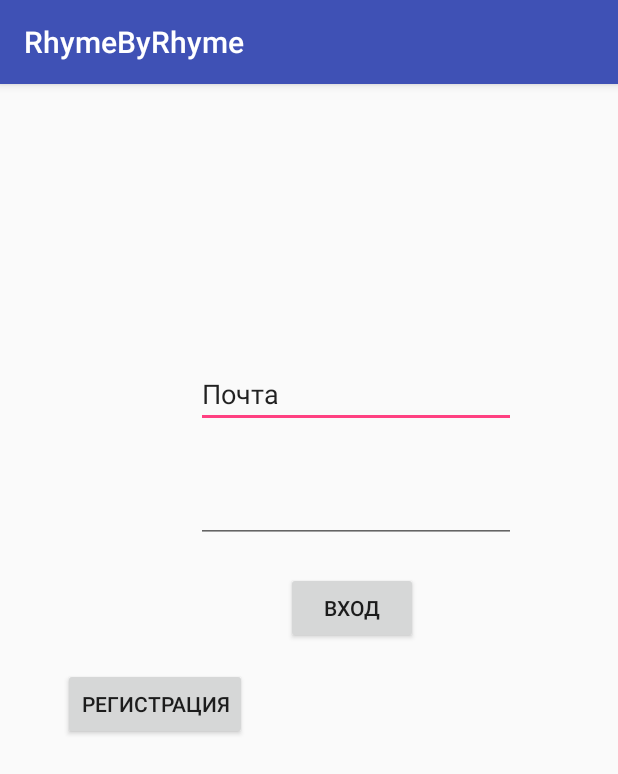
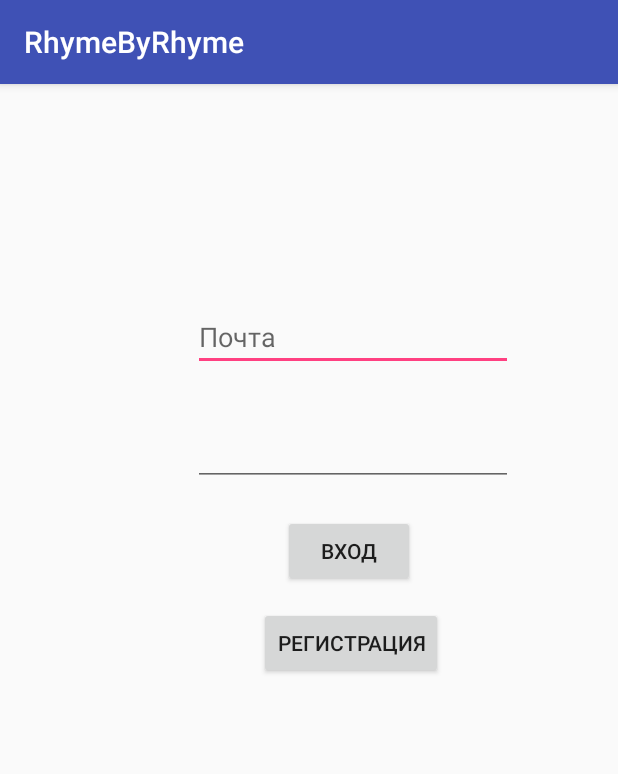
Before and after one commit to Marat-Khusnullin/2_KhusnullinMI, an Android app: the screen it shows after launch (MainActivity), on a phone screen of 412 x 824 dp. Shown: the top 774 px of the screen. Run offline under Robolectric (Android 15) with nearby library versions, the phone set to English and light mode, and no system bars; our stand-ins replace Firebase (no records; nobody signed in at launch, a user with empty details on screens opened directly).

Commit message:
main profile

```diff
--- a/RhymeByRhyme/app/build.gradle
+++ b/RhymeByRhyme/app/build.gradle
@@ -27,9 +27,12 @@ dependencies {
     compile 'com.android.support:appcompat-v7:25.1.0'
     compile 'com.android.support.constraint:constraint-layout:1.0.0-alpha7'
     compile 'com.google.firebase:firebase-auth:10.0.1'
+    compile 'com.google.firebase:firebase-database:10.0.1'
     testCompile 'junit:junit:4.12'
 }
 
 
 
+
+
 apply plugin: 'com.google.gms.google-services'
--- a/RhymeByRhyme/app/src/main/AndroidManifest.xml
+++ b/RhymeByRhyme/app/src/main/AndroidManifest.xml
@@ -1,6 +1,7 @@
 <?xml version="1.0" encoding="utf-8"?>
 <manifest xmlns:android="http://schemas.android.com/apk/res/android"
     package="com.example.rhymebyrhyme">
+
     <uses-permission android:name="android.permission.INTERNET" />
 
     <application
@@ -17,7 +18,8 @@
                 <category android:name="android.intent.category.LAUNCHER" />
             </intent-filter>
         </activity>
-        <activity android:name=".RegistrationActivity"></activity>
+        <activity android:name=".RegistrationActivity" />
+        <activity android:name=".MainProfile"></activity>
     </application>
 
 </manifest>
--- a/RhymeByRhyme/app/src/main/java/com/example/rhymebyrhyme/RegistrationActivity.java
+++ b/RhymeByRhyme/app/src/main/java/com/example/rhymebyrhyme/RegistrationActivity.java
@@ -1,6 +1,7 @@
 package com.example.rhymebyrhyme;
 
 import android.content.Context;
+import android.content.Intent;
 import android.support.annotation.NonNull;
 import android.support.v7.app.AppCompatActivity;
 import android.os.Bundle;
@@ -62,6 +63,8 @@ public class RegistrationActivity extends AppCompatActivity {
             public void onComplete(@NonNull Task<AuthResult> task) {
                 if(task.isSuccessful()) {
                     Toast.makeText(context, "ХОРОШ", Toast.LENGTH_SHORT).show();
+                    Intent intent = new Intent(context, MainActivity.class);
+                    startActivity(intent);
                 } else {
                     Toast.makeText(context, "не оч", Toast.LENGTH_SHORT).show();
                 }
--- a/RhymeByRhyme/app/src/main/res/layout/activity_main.xml
+++ b/RhymeByRhyme/app/src/main/res/layout/activity_main.xml
@@ -8,18 +8,18 @@
 
 
     <EditText
+        android:hint="Почта"
         android:id="@+id/login"
         android:layout_width="wrap_content"
         android:layout_height="wrap_content"
-        android:layout_alignParentEnd="true"
-        android:layout_alignParentRight="true"
-        android:layout_alignParentTop="true"
-        android:layout_marginEnd="68dp"
-        android:layout_marginRight="68dp"
-        android:layout_marginTop="184dp"
+        android:layout_marginEnd="70dp"
+        android:layout_marginRight="70dp"
+        android:layout_marginTop="146dp"
         android:ems="10"
         android:inputType="textPersonName"
-        android:text="Почта" />
+        android:layout_alignParentTop="true"
+        android:layout_alignParentRight="true"
+        android:layout_alignParentEnd="true" />
 
     <EditText
         android:id="@+id/password"
@@ -48,11 +48,11 @@
         android:id="@+id/registration"
         android:layout_width="wrap_content"
         android:layout_height="wrap_content"
-        android:layout_marginTop="16dp"
+        android:layout_marginTop="13dp"
         android:text="Регистрация"
-        android:layout_marginLeft="42dp"
-        android:layout_marginStart="42dp"
+        android:layout_marginLeft="44dp"
+        android:layout_marginStart="44dp"
         android:layout_below="@+id/sign"
-        android:layout_alignLeft="@+id/editText4"
-        android:layout_alignStart="@+id/editText4" />
+        android:layout_alignLeft="@+id/password"
+        android:layout_alignStart="@+id/password" />
 </RelativeLayout>
--- a/RhymeByRhyme/build.gradle
+++ b/RhymeByRhyme/build.gradle
@@ -5,7 +5,7 @@ buildscript {
         jcenter()
     }
     dependencies {
-        classpath 'com.android.tools.build:gradle:2.3.0'
+        classpath 'com.android.tools.build:gradle:2.3.2'
 
         // NOTE: Do not place your application dependencies here; they belong
         // in the individual module build.gradle files
```
Also changed, not shown: RhymeByRhyme/app/src/main/java/com/example/rhymebyrhyme/MainActivity.java (+15 -2 lines), RhymeByRhyme/app/src/main/java/com/example/rhymebyrhyme/MainProfile.java (added, +33 -0 lines), RhymeByRhyme/app/src/main/java/com/example/rhymebyrhyme/database/Dao.java (added, +39 -0 lines), RhymeByRhyme/app/src/main/java/com/example/rhymebyrhyme/model/User.java (added, +94 -0 lines), RhymeByRhyme/app/src/main/res/layout/activity_main_profile.xml (added, +30 -0 lines), RhymeByRhyme/app/src/main/res/layout/activity_registration.xml (+19 -5 lines).
